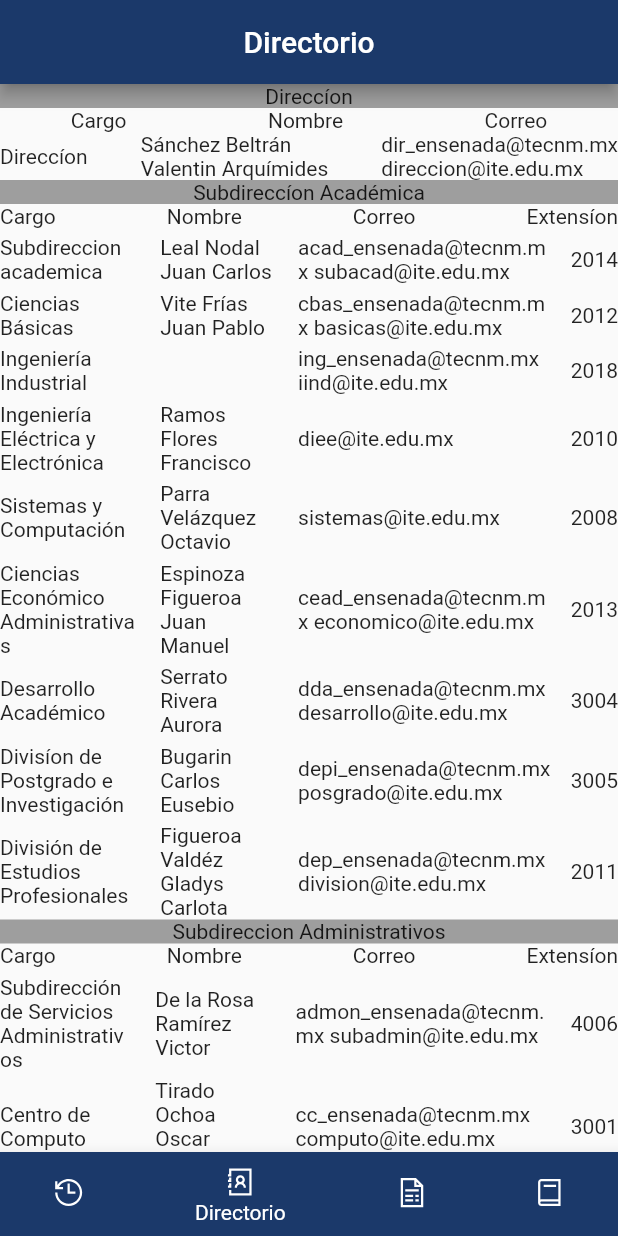
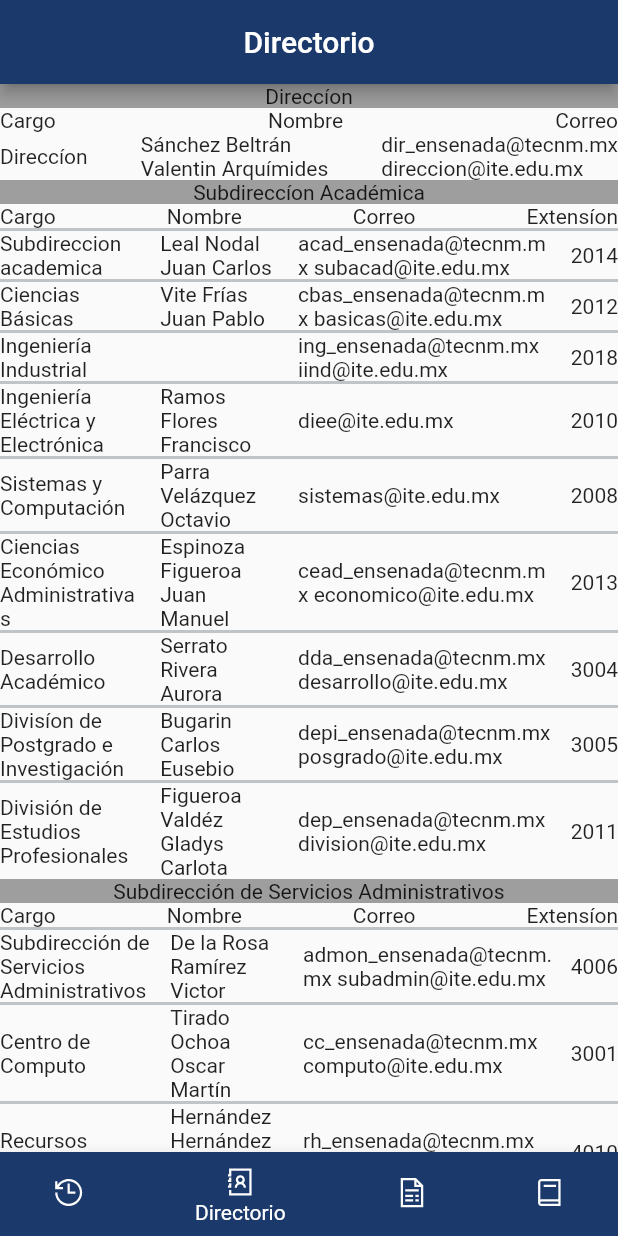
Before and after one commit to itsaizempoaltecatl/app_informativa_ite, a Flutter app: the screen it shows after launch, item 2 of the bottom bar chosen, on a phone screen of 412 x 824 dp. Run offline on Flutter 3.47's test engine with Material 2 defaults, Android fonts, the light colour scheme and no system bars; our stand-ins replace line_icons; missing offline and left inert: syncfusion_flutter_pdfviewer.

Commit message:
Actualizacion directorio
colores no definidos, tamaño del texto no definido, todos los valores se muestran

```diff
--- a/lib/directorio/directorio.dart
+++ b/lib/directorio/directorio.dart
@@ -12,7 +12,7 @@
         children: [
           Container(child: const Text("Direccíon", textAlign: TextAlign.center, ), color: Colors.grey, width: double.infinity,),
           Row(
-            mainAxisAlignment: MainAxisAlignment.spaceAround,
+            mainAxisAlignment: MainAxisAlignment.spaceBetween,
             children: const [
             Text("Cargo"),
             Text("Nombre"),
@@ -29,7 +29,7 @@
             Text("Extensíon"),
           ],),
           contenidoDirectorio_(context, 'Subdireccion'),
-          Container(child: const Text("Subdireccion Administrativos", textAlign: TextAlign.center, ), color: Colors.grey, width: double.infinity,),
+          Container(child: const Text("Subdirección de Servicios Administrativos", textAlign: TextAlign.center, ), color: Colors.grey, width: double.infinity,),
           Row(
             mainAxisAlignment: MainAxisAlignment.spaceBetween,
             children: const [
@@ -39,6 +39,46 @@
             Text("Extensíon"),
           ],),
           contenidoDirectorio_(context, 'Subdireccion Administrativos'),
+          Container(child: const Text("Subdirección de Planeación y Vinculación", textAlign: TextAlign.center, ), color: Colors.grey, width: double.infinity,),
+          Row(
+            mainAxisAlignment: MainAxisAlignment.spaceBetween,
+            children: const [
+            Text("Cargo"),
+            Text("Nombre"),
+            Text("Correo"),
+            Text("Extensíon"),
+          ],),
+          contenidoDirectorio_(context, 'Subdireccion PV'),
+          Container(child: const Text("Coordinación de Carrera", textAlign: TextAlign.center, ), color: Colors.grey, width: double.infinity,),
+          Row(
+            mainAxisAlignment: MainAxisAlignment.spaceBetween,
+            children: const [
+            Text("Cargo"),
+            Text("Nombre"),
+            Text("Correo"),
+            Text("Extensíon"),
+          ],),
+          contenidoDirectorio_(context, 'Coordinacion Carrera'),
+          Container(child: const Text("Coordinaciones de Posgrado", textAlign: TextAlign.center, ), color: Colors.grey, width: double.infinity,),
+          Row(
+            mainAxisAlignment: MainAxisAlignment.spaceBetween,
+            children: const [
+            Text("Cargo"),
+            Text("Nombre"),
+            Text("Correo"),
+            Text("Extensíon"),
+          ],),
+          contenidoDirectorio_(context, 'Coordinacion Posgrado'),
+          Container(child: const Text("Coordinaciones de Sistema de Gestión", textAlign: TextAlign.center, ), color: Colors.grey, width: double.infinity,),
+          Row(
+            mainAxisAlignment: MainAxisAlignment.spaceBetween,
+            children: const [
+            Text("Cargo"),
+            Text("Nombre"),
+            Text("Correo"),
+            Text("Extensíon"),
+          ],),
+          contenidoDirectorio_(context, 'Gestion'),
         ],
       ),
     );
@@ -92,14 +132,14 @@
       1: {'Cargo': 'Coordinador de la Maestría en Ingeniería Aeroespacial', 'Nombre':'Campos García Josefina', 'Correo':'coord_mia@ite.edu.mx', 'Extension':'1063'},
       2: {'Cargo': 'Coordinador de la Maestría en Ciencias en Ingeniería Mecatrónica', 'Nombre':'     ', 'Correo':'coord_mcim@ite.edu.mx', 'Extension':'3005'},
     },
-    'Coordinaciones Gestion':{
+    'Gestion':{
       0: {'Cargo': 'Coordinador del Sistema de Gestión de la Calidad', 'Nombre':'Gutiérrez Manuel Carlos Alberto', 'Correo':'sgc@ite.edu.mx', 'Extension':'----'},
       1: {'Cargo': 'Coordinadora del Sistema de Gestión Ambiental', 'Nombre':'Ardines Castillo Jocelyn Giselle', 'Correo':'sga@ite.edu.mx', 'Extension':'----'},
       2: {'Cargo': 'Coordinadora del Modelo de Igualdad de Género', 'Nombre':'Ochoa Gaytán Wendy', 'Correo':'igualdad@ite.edu.mx', 'Extension':'----'},
       3: {'Cargo': 'Coordinador del Sistema de Gestión de Seguridad y Salud en el Trabajo', 'Nombre':'Peña Miranda Sergio', 'Correo':'seguridad@ite.edu.mx', 'Extension':'----'},
       4: {'Cargo': 'Coordinador de Residuos Sólidos Urbanos y Residuos Peligrosos', 'Nombre':'Anaya Bázua Alfredo Alejandro', 'Correo':'aanaya@ite.edu.mx', 'Extension':'----'},
       5: {'Cargo': 'Coordinador del Uso Eficiente de Agua y Energía Eletrica', 'Nombre':'Valle Peñuelas Fernando', 'Correo':'mantenimiento@ite.edu.mx', 'Extension':'----'},
-    }
+    },
   };
 
   Widget contenidoDirectorio(BuildContext context, String seccion) {
@@ -122,7 +162,7 @@
     Center(child:
     Column(
       children: [
-        const SizedBox(height: 5,),
+        Container(height: 2, color: const Color(0xFFC0C4C6),),
         Row(
           mainAxisAlignment: MainAxisAlignment.spaceBetween,
           children: [
@@ -132,7 +172,7 @@
           Text(listaDirectorio[seccion][0]['Extension']),
           ],
           ),
-          const SizedBox(height: 5,),
+          Container(height: 2, color: const Color(0xFFC0C4C6),),
           Row(
           mainAxisAlignment: MainAxisAlignment.spaceBetween,
           children: [
@@ -142,7 +182,7 @@
           Text(listaDirectorio[seccion][1]['Extension']),
           ],
           ),
-          const SizedBox(height: 5,),
+          Container(height: 2, color: const Color(0xFFC0C4C6),),
           Row(
           mainAxisAlignment: MainAxisAlignment.spaceBetween,
           children: [
@@ -152,7 +192,7 @@
           Text(listaDirectorio[seccion][2]['Extension']),
           ],
           ),
-          const SizedBox(height: 5,),
+          Container(height: 2, color: const Color(0xFFC0C4C6),),
           Row(
           mainAxisAlignment: MainAxisAlignment.spaceBetween,
           children: [
@@ -162,7 +202,7 @@
           Text(listaDirectorio[seccion][3]['Extension']),
           ],
           ),
-          const SizedBox(height: 5,),
+          Container(height: 2, color: const Color(0xFFC0C4C6),),
           Row(
           mainAxisAlignment: MainAxisAlignment.spaceBetween,
           children: [
@@ -172,7 +212,7 @@
           Text(listaDirectorio[seccion][4]['Extension']),
           ],
           ),
-          const SizedBox(height: 5,),
+          Container(height: 2, color: const Color(0xFFC0C4C6),),
           Row(
           mainAxisAlignment: MainAxisAlignment.spaceBetween,
           children: [
@@ -182,7 +222,7 @@
           Text(listaDirectorio[seccion][5]['Extension']),
           ],
           ),
-          const SizedBox(height: 5,),
+          Container(height: 2, color: const Color(0xFFC0C4C6),),
           Row(
           mainAxisAlignment: MainAxisAlignment.spaceBetween,
           children: [
@@ -192,7 +232,7 @@
           Text(listaDirectorio[seccion][6]['Extension']),
           ],
           ),
-          const SizedBox(height: 5,),
+          Container(height: 2, color: const Color(0xFFC0C4C6),),
           Row(
           mainAxisAlignment: MainAxisAlignment.spaceBetween,
           children: [
@@ -202,7 +242,7 @@
           Text(listaDirectorio[seccion][7]['Extension']),
           ],
           ),
-          const SizedBox(height: 5,),
+          Container(height: 2, color: const Color(0xFFC0C4C6),),
           Row(
           mainAxisAlignment: MainAxisAlignment.spaceBetween,
           children: [
@@ -221,61 +261,61 @@
       return
       Center(child: Column(
         children: [
-          const SizedBox(height: 5,),
+          Container(height: 2, color: const Color(0xFFC0C4C6),),
         Row(
           mainAxisAlignment: MainAxisAlignment.spaceBetween,
           children: [
-          SizedBox(child: Text(listaDirectorio[seccion][0]['Cargo'].toString()), width: 90,),
+          SizedBox(child: Text(listaDirectorio[seccion][0]['Cargo'].toString()), width: 105,),
           SizedBox(child: Text(listaDirectorio[seccion][0]['Nombre'].toString()), width: 80,),
           SizedBox(child: Text(listaDirectorio[seccion][0]['Correo'].toString()), width: 170,),
           Text(listaDirectorio[seccion][0]['Extension']),
           ],
           ),
-          const SizedBox(height: 5,),
+          Container(height: 2, color: const Color(0xFFC0C4C6),),
           Row(
           mainAxisAlignment: MainAxisAlignment.spaceBetween,
           children: [
-          SizedBox(child: Text(listaDirectorio[seccion][1]['Cargo'].toString()), width: 90,),
+          SizedBox(child: Text(listaDirectorio[seccion][1]['Cargo'].toString()), width: 105,),
           SizedBox(child: Text(listaDirectorio[seccion][1]['Nombre'].toString()), width: 80,),
           SizedBox(child: Text(listaDirectorio[seccion][1]['Correo'].toString()), width: 170,),
           Text(listaDirectorio[seccion][1]['Extension']),
           ],
           ),
-          const SizedBox(height: 5,),
+          Container(height: 2, color: const Color(0xFFC0C4C6),),
           Row(
           mainAxisAlignment: MainAxisAlignment.spaceBetween,
           children: [
-          SizedBox(child: Text(listaDirectorio[seccion][2]['Cargo'].toString()), width: 90,),
+          SizedBox(child: Text(listaDirectorio[seccion][2]['Cargo'].toString()), width: 105,),
           SizedBox(child: Text(listaDirectorio[seccion][2]['Nombre'].toString()), width: 80,),
           SizedBox(child: Text(listaDirectorio[seccion][2]['Correo'].toString()), width: 170,),
           Text(listaDirectorio[seccion][2]['Extension']),
           ],
           ),
-          const SizedBox(height: 5,),
+          Container(height: 2, color: const Color(0xFFC0C4C6),),
           Row(
           mainAxisAlignment: MainAxisAlignment.spaceBetween,
           children: [
-          SizedBox(child: Text(listaDirectorio[seccion][3]['Cargo'].toString()), width: 90,),
+          SizedBox(child: Text(listaDirectorio[seccion][3]['Cargo'].toString()), width: 105,),
           SizedBox(child: Text(listaDirectorio[seccion][3]['Nombre'].toString()), width: 80,),
           SizedBox(child: Text(listaDirectorio[seccion][3]['Correo'].toString()), width: 170,),
           Text(listaDirectorio[seccion][3]['Extension']),
           ],
           ),
-          const SizedBox(height: 5,),
+          Container(height: 2, color: const Color(0xFFC0C4C6),),
           Row(
           mainAxisAlignment: MainAxisAlignment.spaceBetween,
           children: [
-          SizedBox(child: Text(listaDirectorio[seccion][4]['Cargo'].toString()), width: 90,),
+          SizedBox(child: Text(listaDirectorio[seccion][4]['Cargo'].toString()), width: 105,),
           SizedBox(child: Text(listaDirectorio[seccion][4]['Nombre'].toString()), width: 80,),
           SizedBox(child: Text(listaDirectorio[seccion][4]['Correo'].toString()), width: 170,),
           Text(listaDirectorio[seccion][4]['Extension']),
           ],
           ),
-          const SizedBox(height: 5,),
+          Container(height: 2, color: const Color(0xFFC0C4C6),),
           Row(
           mainAxisAlignment: MainAxisAlignment.spaceBetween,
           children: [
-          SizedBox(child: Text(listaDirectorio[seccion][5]['Cargo'].toString()), width: 90,),
+          SizedBox(child: Text(listaDirectorio[seccion][5]['Cargo'].toString()), width: 105,),
           SizedBox(child: Text(listaDirectorio[seccion][5]['Nombre'].toString()), width: 80,),
           SizedBox(child: Text(listaDirectorio[seccion][5]['Correo'].toString()), width: 170,),
           Text(listaDirectorio[seccion][5]['Extension']),
@@ -290,7 +330,7 @@
       return
       Center(child: Column(
         children: [
-          const SizedBox(height: 5,),
+          Container(height: 2, color: const Color(0xFFC0C4C6),),
         Row(
           mainAxisAlignment: MainAxisAlignment.spaceBetween,
           children: [
@@ -300,7 +340,7 @@
           Text(listaDirectorio[seccion][0]['Extension']),
           ],
           ),
-          const SizedBox(height: 5,),
+          Container(height: 2, color: const Color(0xFFC0C4C6),),
           Row(
           mainAxisAlignment: MainAxisAlignment.spaceBetween,
           children: [
@@ -310,7 +350,7 @@
           Text(listaDirectorio[seccion][1]['Extension']),
           ],
           ),
-          const SizedBox(height: 5,),
+          Container(height: 2, color: const Color(0xFFC0C4C6),),
           Row(
           mainAxisAlignment: MainAxisAlignment.spaceBetween,
           children: [
@@ -320,7 +360,7 @@
           Text(listaDirectorio[seccion][2]['Extension']),
           ],
           ),
-          const SizedBox(height: 5,),
+          Container(height: 2, color: const Color(0xFFC0C4C6),),
           Row(
           mainAxisAlignment: MainAxisAlignment.spaceBetween,
           children: [
@@ -330,7 +370,7 @@
           Text(listaDirectorio[seccion][3]['Extension']),
           ],
           ),
-          const SizedBox(height: 5,),
+          Container(height: 2, color: const Color(0xFFC0C4C6),),
           Row(
           mainAxisAlignment: MainAxisAlignment.spaceBetween,
           children: [
@@ -340,7 +380,7 @@
           Text(listaDirectorio[seccion][4]['Extension']),
           ],
           ),
-          const SizedBox(height: 5,),
+          Container(height: 2, color: const Color(0xFFC0C4C6),),
           Row(
           mainAxisAlignment: MainAxisAlignment.spaceBetween,
           children: [
@@ -350,7 +390,7 @@
           Text(listaDirectorio[seccion][5]['Extension']),
           ],
           ),
-          const SizedBox(height: 5,),
+          Container(height: 2, color: const Color(0xFFC0C4C6),),
           Row(
           mainAxisAlignment: MainAxisAlignment.spaceBetween,
           children: [
@@ -369,101 +409,101 @@
       return
       Center(child: Column(
         children: [
-          const SizedBox(height: 5,),
+          Container(height: 2, color: const Color(0xFFC0C4C6),),
         Row(
           mainAxisAlignment: MainAxisAlignment.spaceBetween,
           children: [
-          SizedBox(child: Text(listaDirectorio[seccion][0]['Cargo'].toString()), width: 90,),
+          SizedBox(child: Text(listaDirectorio[seccion][0]['Cargo'].toString()), width: 107,),
           SizedBox(child: Text(listaDirectorio[seccion][0]['Nombre'].toString()), width: 80,),
           SizedBox(child: Text(listaDirectorio[seccion][0]['Correo'].toString()), width: 170,),
           Text(listaDirectorio[seccion][0]['Extension']),
           ],
           ),
-          const SizedBox(height: 5,),
+          Container(height: 2, color: const Color(0xFFC0C4C6),),
           Row(
           mainAxisAlignment: MainAxisAlignment.spaceBetween,
           children: [
-          SizedBox(child: Text(listaDirectorio[seccion][1]['Cargo'].toString()), width: 90,),
+          SizedBox(child: Text(listaDirectorio[seccion][1]['Cargo'].toString()), width: 107,),
           SizedBox(child: Text(listaDirectorio[seccion][1]['Nombre'].toString()), width: 80,),
           SizedBox(child: Text(listaDirectorio[seccion][1]['Correo'].toString()), width: 170,),
           Text(listaDirectorio[seccion][1]['Extension']),
           ],
           ),
-          const SizedBox(height: 5,),
+          Container(height: 2, color: const Color(0xFFC0C4C6),),
           Row(
           mainAxisAlignment: MainAxisAlignment.spaceBetween,
           children: [
-          SizedBox(child: Text(listaDirectorio[seccion][2]['Cargo'].toString()), width: 90,),
+          SizedBox(child: Text(listaDirectorio[seccion][2]['Cargo'].toString()), width: 107,),
           SizedBox(child: Text(listaDirectorio[seccion][2]['Nombre'].toString()), width: 80,),
           SizedBox(child: Text(listaDirectorio[seccion][2]['Correo'].toString()), width: 170,),
           Text(listaDirectorio[seccion][2]['Extension']),
           ],
           ),
-          const SizedBox(height: 5,),
+          Container(height: 2, color: const Color(0xFFC0C4C6),),
           Row(
           mainAxisAlignment: MainAxisAlignment.spaceBetween,
           children: [
-          SizedBox(child: Text(listaDirectorio[seccion][3]['Cargo'].toString()), width: 90,),
+          SizedBox(child: Text(listaDirectorio[seccion][3]['Cargo'].toString()), width: 107,),
           SizedBox(child: Text(listaDirectorio[seccion][3]['Nombre'].toString()), width: 80,),
           SizedBox(child: Text(listaDirectorio[seccion][3]['Correo'].toString()), width: 170,),
           Text(listaDirectorio[seccion][3]['Extension']),
           ],
           ),
-          const SizedBox(height: 5,),
+          Container(height: 2, color: const Color(0xFFC0C4C6),),
           Row(
           mainAxisAlignment: MainAxisAlignment.spaceBetween,
           children: [
-          SizedBox(child: Text(listaDirectorio[seccion][4]['Cargo'].toString()), width: 90,),
+          SizedBox(child: Text(listaDirectorio[seccion][4]['Cargo'].toString()), width: 107,),
           SizedBox(child: Text(listaDirectorio[seccion][4]['Nombre'].toString()), width: 80,),
           SizedBox(child: Text(listaDirectorio[seccion][4]['Correo'].toString()), width: 170,),
           Text(listaDirectorio[seccion][4]['Extension']),
           ],
           ),
-          const SizedBox(height: 5,),
+          Container(height: 2, color: const Color(0xFFC0C4C6),),
           Row(
           mainAxisAlignment: MainAxisAlignment.spaceBetween,
           children: [
-          SizedBox(child: Text(listaDirectorio[seccion][5]['Cargo'].toString()), width: 90,),
+          SizedBox(child: Text(listaDirectorio[seccion][5]['Cargo'].toString()), width: 107,),
           SizedBox(child: Text(listaDirectorio[seccion][5]['Nombre'].toString()), width: 80,),
           SizedBox(child: Text(listaDirectorio[seccion][5]['Correo'].toString()), width: 170,),
           Text(listaDirectorio[seccion][5]['Extension']),
           ],
           ),
-          const SizedBox(height: 5,),
+          Container(height: 2, color: const Color(0xFFC0C4C6),),
           Row(
           mainAxisAlignment: MainAxisAlignment.spaceBetween,
           children: [
-          SizedBox(child: Text(listaDirectorio[seccion][6]['Cargo'].toString()), width: 90,),
+          SizedBox(child: Text(listaDirectorio[seccion][6]['Cargo'].toString()), width: 107,),
           SizedBox(child: Text(listaDirectorio[seccion][6]['Nombre'].toString()), width: 80,),
           SizedBox(child: Text(listaDirectorio[seccion][6]['Correo'].toString()), width: 170,),
           Text(listaDirectorio[seccion][6]['Extension']),
           ],
           ),
-          const SizedBox(height: 5,),
+          Container(height: 2, color: const Color(0xFFC0C4C6),),
           Row(
           mainAxisAlignment: MainAxisAlignment.spaceBetween,
           children: [
-          SizedBox(child: Text(listaDirectorio[seccion][7]['Cargo'].toString()), width: 90,),
+          SizedBox(child: Text(listaDirectorio[seccion][7]['Cargo'].toString()), width: 107,),
           SizedBox(child: Text(listaDirectorio[seccion][7]['Nombre'].toString()), width: 80,),
           SizedBox(child: Text(listaDirectorio[seccion][7]['Correo'].toString()), width: 170,),
           Text(listaDirectorio[seccion][7]['Extension']),
           ],
           ),
-          const SizedBox(height: 5,),
+          Container(height: 2, color: const Color(0xFFC0C4C6),),
           Row(
           mainAxisAlignment: MainAxisAlignment.spaceBetween,
           children: [
-          SizedBox(child: Text(listaDirectorio[seccion][8]['Cargo'].toString()), width: 90,),
+          SizedBox(child: Text(listaDirectorio[seccion][8]['Cargo'].toString()), width: 107,),
           SizedBox(child: Text(listaDirectorio[seccion][8]['Nombre'].toString()), width: 80,),
           SizedBox(child: Text(listaDirectorio[seccion][8]['Correo'].toString()), width: 170,),
           Text(listaDirectorio[seccion][8]['Extension']),
           ],
           ),
-          const SizedBox(height: 5,),
+          Container(height: 2, color: const Color(0xFFC0C4C6),),
           Row(
           mainAxisAlignment: MainAxisAlignment.spaceBetween,
           children: [
-          SizedBox(child: Text(listaDirectorio[seccion][9]['Cargo'].toString()), width: 90,),
+          SizedBox(child: Text(listaDirectorio[seccion][9]['Cargo'].toString()), width: 107,),
           SizedBox(child: Text(listaDirectorio[seccion][9]['Nombre'].toString()), width: 80,),
           SizedBox(child: Text(listaDirectorio[seccion][9]['Correo'].toString()), width: 170,),
           Text(listaDirectorio[seccion][9]['Extension']),
@@ -478,7 +518,46 @@
       return
       Center(child: Column(
         children: [
-          const SizedBox(height: 5,),
+          Container(height: 2, color: const Color(0xFFC0C4C6),),
+        Row(
+          mainAxisAlignment: MainAxisAlignment.spaceBetween,
+          children: [
+          SizedBox(child: Text(listaDirectorio[seccion][0]['Cargo'].toString()), width: 95,),
+          SizedBox(child: Text(listaDirectorio[seccion][0]['Nombre'].toString()), width: 80,),
+          SizedBox(child: Text(listaDirectorio[seccion][0]['Correo'].toString()), width: 170,),
+          Text(listaDirectorio[seccion][0]['Extension']),
+          ],
+          ),
+          Container(height: 2, color: const Color(0xFFC0C4C6),),
+          Row(
+          mainAxisAlignment: MainAxisAlignment.spaceBetween,
+          children: [
+          SizedBox(child: Text(listaDirectorio[seccion][1]['Cargo'].toString()), width: 95,),
+          SizedBox(child: Text(listaDirectorio[seccion][1]['Nombre'].toString()), width: 80,),
+          SizedBox(child: Text(listaDirectorio[seccion][1]['Correo'].toString()), width: 170,),
+          Text(listaDirectorio[seccion][1]['Extension']),
+          ],
+          ),
+          Container(height: 2, color: const Color(0xFFC0C4C6),),
+          Row(
+          mainAxisAlignment: MainAxisAlignment.spaceBetween,
+          children: [
+          SizedBox(child: Text(listaDirectorio[seccion][2]['Cargo'].toString()), width: 95,),
+          SizedBox(child: Text(listaDirectorio[seccion][2]['Nombre'].toString()), width: 80,),
+          SizedBox(child: Text(listaDirectorio[seccion][2]['Correo'].toString()), width: 170,),
+          Text(listaDirectorio[seccion][2]['Extension']),
+          ],
+          ),
+        ],
+      ),
+      );
+    }
+    if(seccion == 'Gestion')
+    {
+      return
+      Center(child: Column(
+        children: [
+          Container(height: 2, color: const Color(0xFFC0C4C6),),
         Row(
           mainAxisAlignment: MainAxisAlignment.spaceBetween,
           children: [
@@ -488,7 +567,7 @@
           Text(listaDirectorio[seccion][0]['Extension']),
           ],
           ),
-          const SizedBox(height: 5,),
+          Container(height: 2, color: const Color(0xFFC0C4C6),),
           Row(
           mainAxisAlignment: MainAxisAlignment.spaceBetween,
           children: [
@@ -498,7 +577,7 @@
           Text(listaDirectorio[seccion][1]['Extension']),
           ],
           ),
-          const SizedBox(height: 5,),
+          Container(height: 2, color: const Color(0xFFC0C4C6),),
           Row(
           mainAxisAlignment: MainAxisAlignment.spaceBetween,
           children: [
@@ -508,46 +587,7 @@
           Text(listaDirectorio[seccion][2]['Extension']),
           ],
           ),
-        ],
-      ),
-      );
-    }
-    if(seccion == 'Coordinacion Gestion')
-    {
-      return
-      Center(child: Column(
-        children: [
-          const SizedBox(height: 5,),
-        Row(
-          mainAxisAlignment: MainAxisAlignment.spaceBetween,
-          children: [
-          SizedBox(child: Text(listaDirectorio[seccion][0]['Cargo'].toString()), width: 90,),
-          SizedBox(child: Text(listaDirectorio[seccion][0]['Nombre'].toString()), width: 80,),
-          SizedBox(child: Text(listaDirectorio[seccion][0]['Correo'].toString()), width: 170,),
-          Text(listaDirectorio[seccion][0]['Extension']),
-          ],
-          ),
-          const SizedBox(height: 5,),
-          Row(
-          mainAxisAlignment: MainAxisAlignment.spaceBetween,
-          children: [
-          SizedBox(child: Text(listaDirectorio[seccion][1]['Cargo'].toString()), width: 90,),
-          SizedBox(child: Text(listaDirectorio[seccion][1]['Nombre'].toString()), width: 80,),
-          SizedBox(child: Text(listaDirectorio[seccion][1]['Correo'].toString()), width: 170,),
-          Text(listaDirectorio[seccion][1]['Extension']),
-          ],
-          ),
-          const SizedBox(height: 5,),
-          Row(
-          mainAxisAlignment: MainAxisAlignment.spaceBetween,
-          children: [
-          SizedBox(child: Text(listaDirectorio[seccion][2]['Cargo'].toString()), width: 90,),
-          SizedBox(child: Text(listaDirectorio[seccion][2]['Nombre'].toString()), width: 80,),
-          SizedBox(child: Text(listaDirectorio[seccion][2]['Correo'].toString()), width: 170,),
-          Text(listaDirectorio[seccion][2]['Extension']),
-          ],
-          ),
-          const SizedBox(height: 5,),
+          Container(height: 2, color: const Color(0xFFC0C4C6),),
           Row(
           mainAxisAlignment: MainAxisAlignment.spaceBetween,
           children: [
@@ -557,7 +597,7 @@
           Text(listaDirectorio[seccion][3]['Extension']),
           ],
           ),
-          const SizedBox(height: 5,),
+          Container(height: 2, color: const Color(0xFFC0C4C6),),
           Row(
           mainAxisAlignment: MainAxisAlignment.spaceBetween,
           children: [
@@ -567,7 +607,7 @@
           Text(listaDirectorio[seccion][4]['Extension']),
           ],
           ),
-          const SizedBox(height: 5,),
+          Container(height: 2, color: const Color(0xFFC0C4C6),),
           Row(
           mainAxisAlignment: MainAxisAlignment.spaceBetween,
           children: [
--- a/lib/main.dart
+++ b/lib/main.dart
@@ -9,7 +9,7 @@
 
   @override
   Widget build(BuildContext context) {
-    return const MaterialApp(
+    return MaterialApp(
       title: 'Material App',
       home: HomePage(),
     );
```
